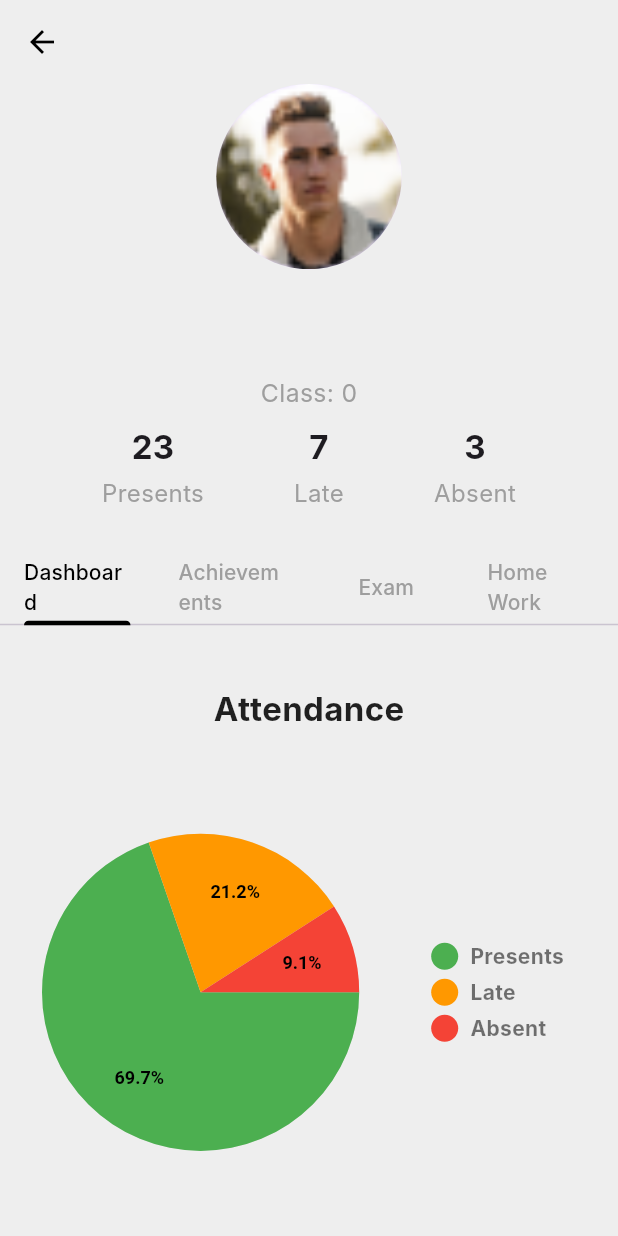
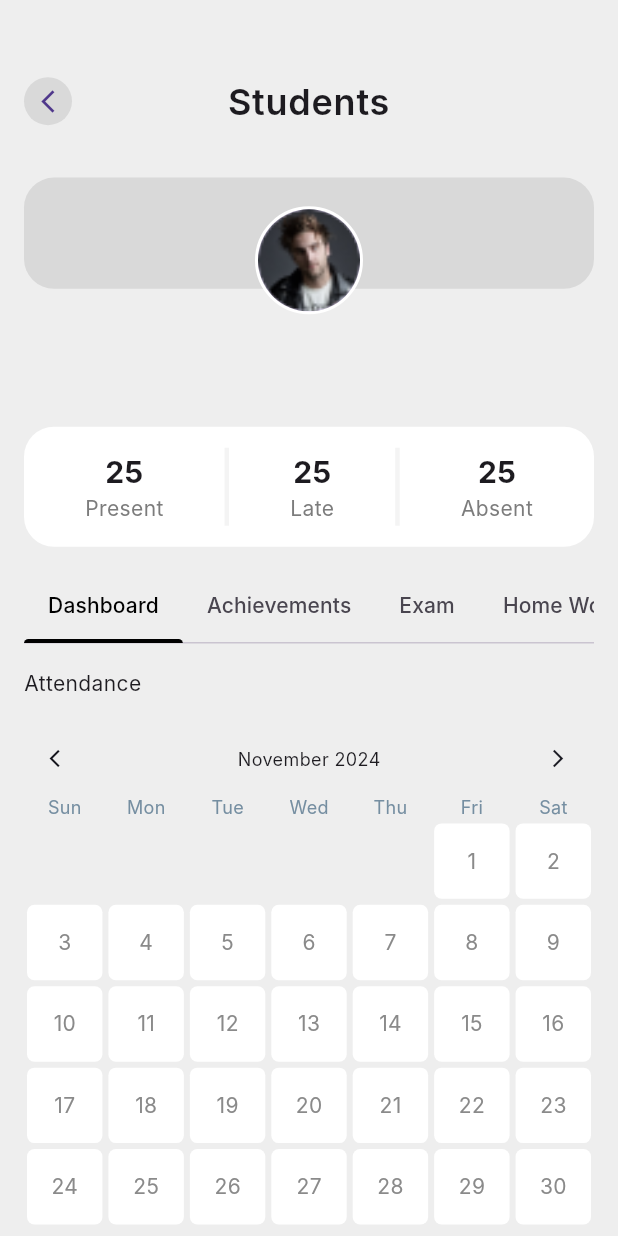
Before and after one commit to altezzai/acadobs, a Flutter app: the StudentDetailPage screen opened directly with empty values, on a phone screen of 412 x 824 dp. Run offline on Flutter 3.47's test engine with Material 3 defaults, Android fonts, the phone set to English and light mode, and no system bars; drawn by our look-alikes of pie_chart; our stand-ins replace dio, file_picker, flutter_heatmap_calendar, flutter_rating_bar, go_router; network calls fail; Roboto replaces fonts that are missing (Inter).

Commit message:
student design

```diff
--- a/lib/base/providers/providers.dart
+++ b/lib/base/providers/providers.dart
@@ -1,5 +1,6 @@
 import 'package:provider/provider.dart';
 import 'package:school_app/base/controller/student_id_controller.dart';
+import 'package:school_app/core/controller/file_picker_provider.dart';
 import 'package:school_app/core/controller/loading_provider.dart';
 import 'package:school_app/core/navbar/controller/bottom_nav_controller.dart';
 import 'package:school_app/features/admin/duties/controller/duty_controller.dart';
@@ -28,6 +29,7 @@ getProviders() {
     ChangeNotifierProvider(create: (_) => TeacherLeaveRequestController()),
 
     ChangeNotifierProvider(create: (_) => DutyController()),
+     ChangeNotifierProvider(create: (_) =>FilePickerProvider()),
 
   ];
 }
--- /dev/null
+++ b/lib/core/shared_widgets/calender_widget.dart
@@ -0,0 +1,35 @@
+import 'package:flutter/material.dart';
+import 'package:flutter_heatmap_calendar/flutter_heatmap_calendar.dart';
+
+class CalenderWidget extends StatelessWidget {
+  const CalenderWidget({super.key});
+
+  @override
+  Widget build(BuildContext context) {
+    return HeatMapCalendar(
+      defaultColor: Colors.white,
+      flexible: true,
+      colorMode: ColorMode.color,
+      datasets: {
+        DateTime(2021, 1, 6): 3,
+        DateTime(2021, 1, 7): 7,
+        DateTime(2021, 1, 8): 10,
+        DateTime(2021, 1, 9): 13,
+        DateTime(2021, 1, 13): 6,
+      },
+      colorsets: const {
+        1: Colors.red,
+        3: Colors.orange,
+        5: Colors.yellow,
+        7: Colors.green,
+        9: Colors.blue,
+        11: Colors.indigo,
+        13: Colors.purple,
+      },
+      onClick: (value) {
+        ScaffoldMessenger.of(context)
+            .showSnackBar(SnackBar(content: Text(value.toString())));
+      },
+    );
+  }
+}
--- a/lib/core/shared_widgets/custom_appbar.dart
+++ b/lib/core/shared_widgets/custom_appbar.dart
@@ -8,14 +8,13 @@ class CustomAppbar extends StatelessWidget {
   final double verticalPadding;
   final VoidCallback? onTap; // Optional onTap callback for the back button
 
-  const CustomAppbar({
-    super.key,
-    this.isBackButton = true,
-    this.isProfileIcon = true,
-    required this.title, // Title for the app bar
-    this.onTap,
-    this.verticalPadding = 4
-  });
+  const CustomAppbar(
+      {super.key,
+      this.isBackButton = true,
+      this.isProfileIcon = true,
+      required this.title, // Title for the app bar
+      this.onTap,
+      this.verticalPadding = 4});
 
   @override
   Widget build(BuildContext context) {
@@ -50,6 +49,7 @@ class CustomAppbar extends StatelessWidget {
             textAlign: TextAlign.center,
             style: Theme.of(context).textTheme.bodyLarge!.copyWith(
                   fontWeight: FontWeight.w600,
+                  fontSize: 24,
                   overflow: TextOverflow.ellipsis,
                 ),
           ),
--- /dev/null
+++ b/lib/core/shared_widgets/profile_container.dart
@@ -0,0 +1,123 @@
+import 'package:flutter/material.dart';
+import 'package:school_app/base/utils/constants.dart';
+import 'package:school_app/base/utils/responsive.dart';
+
+class ProfileContainer extends StatelessWidget {
+  final String imagePath;
+  final String? description;
+  final String name;
+  const ProfileContainer(
+      {super.key,
+      required this.imagePath,
+      this.description,
+      required this.name});
+
+  @override
+  Widget build(BuildContext context) {
+    final double containerHeight = MediaQuery.of(context).size.height * 0.09;
+    final double avatarRadius = 34.0; // Adjust the avatar size as needed
+
+    return Column(
+      children: [
+        Stack(
+          alignment: Alignment.topCenter,
+          clipBehavior:
+              Clip.none, // Allows the avatar to overflow the container
+          children: [
+            // Main container
+            Container(
+              height: containerHeight,
+              decoration: BoxDecoration(
+                color: const Color(0xFFD9D9D9),
+                borderRadius: BorderRadius.circular(20),
+              ),
+            ),
+            Positioned(
+              bottom: -avatarRadius * 0.5,
+              child: Container(
+                decoration: BoxDecoration(
+                    shape: BoxShape.circle,
+                    border: Border.all(color: whiteColor, width: 2)),
+                child: CircleAvatar(
+                  radius: avatarRadius,
+                  backgroundImage: AssetImage(imagePath),
+                ),
+              ),
+            ),
+            Positioned(
+              bottom: -avatarRadius * 1.5,
+              child: Text(
+                "$name",
+                style: TextStyle(fontSize: 20, fontWeight: FontWeight.w500),
+              ),
+            ),
+          ],
+        ),
+        SizedBox(
+          height: Responsive.height * 7,
+        ),
+        Text(
+          "$description",
+          style: TextStyle(
+              fontSize: 18,
+              fontWeight: FontWeight.w400,
+              color: Color(0xFF7C7C7C)),
+        ),
+        SizedBox(
+          height: Responsive.height * 1,
+        ),
+        Container(
+          padding: EdgeInsets.symmetric(vertical: 14),
+          // height: containerHeight,
+          decoration: BoxDecoration(
+            color: whiteColor,
+            borderRadius: BorderRadius.circular(20),
+          ),
+          child: Row(
+            mainAxisAlignment: MainAxisAlignment.spaceEvenly,
+            children: [
+              _numberColumn(number: "25", subText: "Present"),
+              Container(
+                padding: EdgeInsets.symmetric(vertical: 26),
+                width: 3,
+                color: Color(0xFFF4F4F4),
+              ),
+              _numberColumn(number: "25", subText: "Late"),
+              Container(
+                padding: EdgeInsets.symmetric(vertical: 26),
+                width: 3,
+                color: Color(0xFFF4F4F4),
+              ),
+              _numberColumn(number: "25", subText: "Absent"),
+            ],
+          ),
+        )
+      ],
+    );
+  }
+
+  Widget _numberColumn({
+    required String number,
+    required String subText,
+  }) {
+    return Row(
+      children: [
+        Column(
+          children: [
+            Text(
+              number,
+              style: TextStyle(fontSize: 20, fontWeight: FontWeight.bold),
+            ),
+            Text(
+              subText,
+              style: TextStyle(
+                  fontSize: 14,
+                  fontWeight: FontWeight.w400,
+                  color: Color(0xFF7C7C7C)),
+            ),
+          ],
+        ),
+      ],
+    );
+  }
+}
--- a/lib/features/admin/home/admin_home.dart
+++ b/lib/features/admin/home/admin_home.dart
@@ -70,6 +70,7 @@ class AdminHomeScreen extends StatelessWidget {
                 ),
               ],
             ),
+            // ProfileTile(name: name, description: description, icon: icon)
           ],
         ),
       ),
--- a/lib/features/admin/payments/controller/payment_controller.dart
+++ b/lib/features/admin/payments/controller/payment_controller.dart
@@ -72,6 +72,7 @@ class PaymentController extends ChangeNotifier {
     loadingProvider.setLoading(true); //start loader
     try {
       final response = await PaymentServices().addPayment(
+        context,
           userId: userId,
           amount_paid: amount_paid,
           payment_date: payment_date,
@@ -80,7 +81,7 @@ class PaymentController extends ChangeNotifier {
           payment_method: payment_method,
           transaction_id: transaction_id,
           payment_status: payment_status,
-          file: file);
+          );
       if (response.statusCode == 201) {
         log(">>>>>>${response.statusMessage}");
         context.goNamed(AppRouteConst.bottomNavRouteName,
--- a/lib/features/admin/student/model/student_data.dart
+++ b/lib/features/admin/student/model/student_data.dart
@@ -4,18 +4,16 @@
 
 import 'dart:convert';
 
-List<Student> studentFromJson(String str) =>
-    List<Student>.from(json.decode(str).map((x) => Student.fromJson(x)));
+Student studentFromJson(String str) => Student.fromJson(json.decode(str));
 
-String studentToJson(List<Student> data) =>
-    json.encode(List<dynamic>.from(data.map((x) => x.toJson())));
+String studentToJson(Student data) => json.encode(data.toJson());
 
 class Student {
   int? id;
   String? fullName;
   DateTime? dateOfBirth;
-  Gender? gender;
-  int? studentClass;
+  String? gender;
+  String? studentClass;
   String? section;
   int? rollNumber;
   String? admissionNumber;
@@ -95,7 +93,7 @@ class Student {
         dateOfBirth: json["date_of_birth"] == null
             ? null
             : DateTime.parse(json["date_of_birth"]),
-        gender: genderValues.map[json["gender"]]!,
+        gender: json["gender"],
         studentClass: json["class"],
         section: json["section"],
         rollNumber: json["roll_number"],
@@ -140,7 +138,7 @@ class Student {
         "full_name": fullName,
         "date_of_birth":
             "${dateOfBirth!.year.toString().padLeft(4, '0')}-${dateOfBirth!.month.toString().padLeft(2, '0')}-${dateOfBirth!.day.toString().padLeft(2, '0')}",
-        "gender": genderValues.reverse[gender],
+        "gender": gender,
         "class": studentClass,
         "section": section,
         "roll_number": rollNumber,
@@ -176,20 +174,3 @@ class Student {
         "updated_at": updatedAt?.toIso8601String(),
       };
 }
-
-enum Gender { FEMALE, GENDER_MALE, MALE }
-
-final genderValues = EnumValues(
-    {"female": Gender.FEMALE, "male": Gender.GENDER_MALE, "Male": Gender.MALE});
-
-class EnumValues<T> {
-  Map<String, T> map;
-  late Map<T, String> reverseMap;
-
-  EnumValues(this.map);
-
-  Map<T, String> get reverse {
-    reverseMap = map.map((k, v) => MapEntry(v, k));
-    return reverseMap;
-  }
-}
--- a/lib/features/admin/student/screens/studentdetails.dart
+++ b/lib/features/admin/student/screens/studentdetails.dart
@@ -2,6 +2,11 @@ import 'package:flutter/material.dart';
 import 'package:go_router/go_router.dart';
 import 'package:pie_chart/pie_chart.dart';
 import 'package:school_app/base/routes/app_route_const.dart';
+import 'package:school_app/base/utils/capitalize_first_letter.dart';
+import 'package:school_app/base/utils/responsive.dart';
+import 'package:school_app/core/shared_widgets/calender_widget.dart';
+import 'package:school_app/core/shared_widgets/custom_appbar.dart';
+import 'package:school_app/core/shared_widgets/profile_container.dart';
 import 'package:school_app/features/admin/student/model/student_data.dart';
 import 'package:school_app/features/admin/student/screens/homeworkdetail.dart';
 
@@ -20,113 +25,76 @@ class StudentDetailPage extends StatelessWidget {
 
   @override
   Widget build(BuildContext context) {
-    final double screenWidth = MediaQuery.of(context).size.width;
-    final double screenHeight = MediaQuery.of(context).size.height;
-
     return Scaffold(
-      appBar: AppBar(
-        backgroundColor: Colors.transparent,
-        elevation: 0,
-        centerTitle: true,
-        title: Text(
-          student.fullName ?? "",
-          style: TextStyle(
-            fontWeight: FontWeight.bold,
-            fontSize: screenWidth * 0.06,
-            color: Colors.black,
+      body: Padding(
+        padding: const EdgeInsets.symmetric(horizontal: 16),
+        child: Column(
+          children: [
+            SizedBox(
+              height: Responsive.height * 2,
             ),
-        ),
-        leading: IconButton(
-          icon: Icon(Icons.arrow_back, color: Colors.black),
-          onPressed: () {
-            context.pushReplacementNamed(AppRouteConst.AdminstudentRouteName);
+            CustomAppbar(
+              title: "Students",
+              isProfileIcon: false,
+              onTap: () {
+                context.pop();
               },
             ),
-      ),
-      body: Column(
-        children: [
-          Container(
-            padding: EdgeInsets.zero,
-            margin: EdgeInsets.zero,
-            child: Column(
-              children: [
-                CircleAvatar(
-                  radius: screenWidth * 0.15,
-                  backgroundImage: AssetImage('assets/student5.png'),
-                ),
-                SizedBox(height: screenHeight * 0.05),
-                Text(
-                  student.fullName ?? "",
-                  style: TextStyle(
-                    fontWeight: FontWeight.bold,
-                    fontSize: screenWidth * 0.05,
-                  ),
-                ),
-                Text(
-                  'Class: ${student.studentClass}',
-                  style: TextStyle(
-                    fontSize: screenWidth * 0.04,
-                    color: Colors.grey,
-                  ),
-                ),
-              ],
-            ),
+            ProfileContainer(
+              imagePath: "assets/staff3.png",
+              name: capitalizeFirstLetter(student.fullName ?? ""),
+              description: "${student.studentClass} ${student.section}",
             ),
             Expanded(
               child: DefaultTabController(
                 length: 4,
                 child: Column(
                   children: [
-                  // Add the statistics here
-                  _buildStatRow(), // NEW STATISTICS ROW
-                  SizedBox(height: 20),
-
-                  Container(
-                    child: TabBar(
-                      isScrollable:
-                          false, // Set to false as the tabs are not scrollable
+                    SizedBox(height: Responsive.height * 2),
+                    TabBar(
+                      isScrollable: true,
                       labelColor: Colors.black,
-                      unselectedLabelColor: Colors.grey,
+                      // unselectedLabelColor: Colors.grey,
                       indicatorColor: Colors.black,
-                      indicatorPadding: EdgeInsets.symmetric(horizontal: 0),
+                      tabAlignment: TabAlignment.start,
+                      indicatorPadding: EdgeInsets.symmetric(horizontal: -16),
+                      labelPadding: EdgeInsets.symmetric(horizontal: 16),
                       tabs: [
                         Tab(
-                          child: Container(
-                            width: 100, // Set the desired width
-                            alignment: Alignment.center,
                           child: Text("Dashboard"),
                         ),
+                        Tab(
+                          child: Text("Achievements"),
                         ),
                         Tab(
-                          child: Container(
-                            width: 120, // Set the desired width
-                            alignment: Alignment.center,
-                            child: Text("Achievements"),
-                          ),
+                          child: Text("Exam"),
                         ),
                         Tab(
-                          child: Container(
-                            width: 80, // Set the desired width
-                            alignment: Alignment.center,
-                            child: Text("Exam"),
-                          ),
-                        ),
-                        Tab(
-                          child: Container(
-                            width: 100, // Set the desired width
-                            alignment: Alignment.center,
                           child: Text("Home Work"),
-                          ),
                         ),
                       ],
                     ),
-                  ),
-
-                  SizedBox(height: 40),
+                    // SizedBox(height: 40),
                     Expanded(
                       child: TabBarView(
+                        physics: BouncingScrollPhysics(),
                         children: [
-                        _buildScrollableDashboardContent(),
+                          SingleChildScrollView(
+                            child: Column(
+                              crossAxisAlignment: CrossAxisAlignment.start,
+                              children: [
+                                SizedBox(
+                                  height: Responsive.height * 2,
+                                ),
+                                Text("Attendance"),
+                                SizedBox(
+                                  height: Responsive.height * 2,
+                                ),
+                                CalenderWidget(),
+                              ],
+                            ),
+                          ),
+                          // _buildScrollableDashboardContent(),
                           Stack(
                             children: [
                               _buildScrollableAchievementsContent(),
@@ -156,43 +124,7 @@ class StudentDetailPage extends StatelessWidget {
             ),
           ],
         ),
-    );
-  }
-
-  // Build the row showing "Present", "Absent", "Late" just above the TabBar
-  Widget _buildStatRow() {
-    return Padding(
-      padding: const EdgeInsets.all(8.0),
-      child: Row(
-        mainAxisAlignment: MainAxisAlignment.spaceEvenly,
-        children: [
-          _buildStatItem('23', 'Presents'),
-          _buildStatItem('7', 'Late'),
-          _buildStatItem('3', 'Absent'),
-        ],
       ),
-    );
-  }
-
-  Widget _buildStatItem(String count, String label) {
-    return Column(
-      children: [
-        Text(
-          count,
-          style: TextStyle(
-            fontWeight: FontWeight.bold,
-            fontSize: 22,
-          ),
-        ),
-        SizedBox(height: 5),
-        Text(
-          label,
-          style: TextStyle(
-            fontSize: 16,
-            color: Colors.grey,
-          ),
-        ),
-      ],
     );
   }
 
--- a/lib/features/admin/student/screens/studentpage.dart
+++ b/lib/features/admin/student/screens/studentpage.dart
@@ -8,7 +8,6 @@ import 'package:school_app/core/navbar/screen/bottom_nav.dart';
 import 'package:school_app/features/admin/student/controller/student_controller.dart';
 
 class StudentsPage extends StatefulWidget {
-
   @override
   _StudentsPageState createState() => _StudentsPageState();
 }
@@ -184,8 +183,7 @@ class _StudentsPageState extends State<StudentsPage> {
                                   ),
                                   trailing: TextButton(
                                     child: Text('View'),
-                                    onPressed: () =>
-                                        context.pushReplacementNamed(
+                                    onPressed: () => context.pushNamed(
                                         AppRouteConst
                                             .AdminstudentdetailsRouteName,
                                         extra: value.students[index]
--- a/lib/features/teacher/parent/screens/parents.dart
+++ b/lib/features/teacher/parent/screens/parents.dart
@@ -4,7 +4,7 @@ import 'package:school_app/core/shared_widgets/custom_appbar.dart';
 import 'package:school_app/core/shared_widgets/custom_textfield.dart';
 import 'package:school_app/features/teacher/data/dropdown_data.dart';
 import 'package:school_app/features/teacher/parent/data/parent_data.dart';
-import 'package:school_app/features/teacher/widgets/profile_tile.dart';
+import 'package:school_app/core/shared_widgets/profile_tile.dart';
 
 // ignore: must_be_immutable
 class ParentsScreen extends StatelessWidget {
--- a/pubspec.yaml
+++ b/pubspec.yaml
@@ -37,13 +37,13 @@ dependencies:
   flutter_rating_bar: ^4.0.0
   go_router: ^14.2.8
 
-
   # The following adds the Cupertino Icons font to your application.
   # Use with the CupertinoIcons class for iOS style icons.
   cupertino_icons: ^1.0.6
   provider: ^6.1.2
   dio: ^5.7.0
   intl: ^0.19.0
+  flutter_heatmap_calendar: ^1.0.5
 
 dev_dependencies:
   flutter_test:
```
Also changed, not shown: lib/base/routes/app_route_config.dart (+9 -9 lines), lib/core/controller/file_picker_provider.dart (added, +21 -0 lines), lib/core/shared_widgets/custom_filepicker.dart (added, +50 -0 lines), lib/core/shared_widgets/profile_tile.dart (renamed from lib/features/teacher/widgets/profile_tile.dart, +20 -16 lines), lib/features/admin/payments/screens/add_payment.dart (+42 -50 lines), lib/features/admin/payments/services/payment_services.dart (+9 -8 lines), pubspec.lock. Lines whose indentation alone changed are shown as unchanged.
